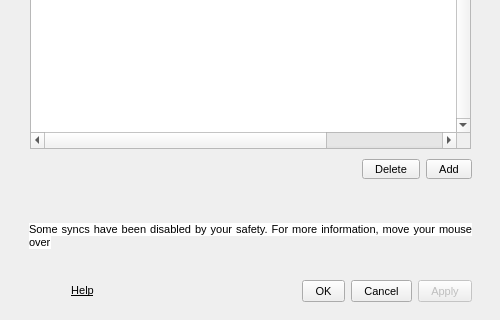
The window that src/MEGASync/gui/win/SettingsDialog.ui (meganz/MEGAsync) describes before a commit, drawn with Qt 5; both pictures show x 0 to 500 and y 280 to 600 of the 500 by 600 pixel window.
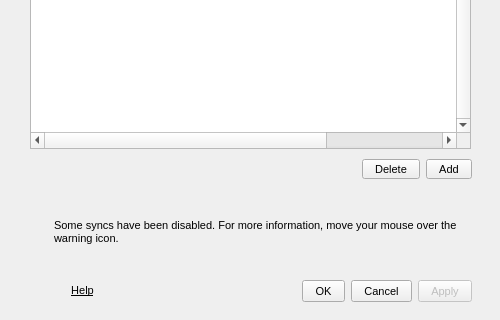
The same window after the commit. The open tabs and pages were chosen to show the change. Icons and pictures are not drawn. Custom widgets are drawn as their Qt base class.

Commit message: Change layout for warning icon and error message at syncs tab

What changed in the file:
```diff
--- a/src/MEGASync/gui/win/SettingsDialog.ui
+++ b/src/MEGASync/gui/win/SettingsDialog.ui
@@ -2431,20 +2431,96 @@
                <widget class="QWidget" name="pSyncsDisabled">
                 <layout class="QHBoxLayout" name="horizontalLayout_34">
                  <property name="spacing">
-                  <number>1</number>
+                  <number>3</number>
                  </property>
                  <property name="leftMargin">
-                  <number>0</number>
+                  <number>6</number>
                  </property>
                  <property name="topMargin">
                   <number>0</number>
                  </property>
                  <property name="rightMargin">
-                  <number>0</number>
+                  <number>6</number>
                  </property>
                  <property name="bottomMargin">
                   <number>0</number>
                  </property>
+                 <item>
+                  <widget class="QWidget" name="wWarningIco" native="true">
+                   <property name="minimumSize">
+                    <size>
+                     <width>16</width>
+                     <height>0</height>
+                    </size>
+                   </property>
+                   <property name="maximumSize">
+                    <size>
+                     <width>16</width>
+                     <height>16777215</height>
+                    </size>
+                   </property>
+                   <layout class="QVBoxLayout" name="verticalLayout_20">
+                    <property name="spacing">
+                     <number>0</number>
+                    </property>
+                    <property name="leftMargin">
+                     <number>0</number>
+                    </property>
+                    <property name="topMargin">
+                     <number>0</number>
+                    </property>
+                    <property name="rightMargin">
+                     <number>0</number>
+                    </property>
+                    <property name="bottomMargin">
+                     <number>0</number>
+                    </property>
+                    <item>
+                     <widget class="QToolButton" name="bWarningIco">
+                      <property name="minimumSize">
+                       <size>
+                        <width>16</width>
+                        <height>16</height>
+                       </size>
+                      </property>
+                      <property name="maximumSize">
+                       <size>
+                        <width>16</width>
+                        <height>16</height>
+                       </size>
+                      </property>
+                      <property name="styleSheet">
+                       <string notr="true">#bWarningIco
+{
+border: none;
+}</string>
+                      </property>
+                      <property name="text">
+                       <string/>
+                      </property>
+                      <property name="icon">
+                       <iconset>
+                        <normalon>:/images/ic_sync_warning.png</normalon>
+                       </iconset>
+                      </property>
+                     </widget>
+                    </item>
+                    <item>
+                     <spacer name="verticalSpacer_6">
+                      <property name="orientation">
+                       <enum>Qt::Vertical</enum>
+                      </property>
+                      <property name="sizeHint" stdset="0">
+                       <size>
+                        <width>13</width>
+                        <height>16</height>
+                       </size>
+                      </property>
+                     </spacer>
+                    </item>
+                   </layout>
+                  </widget>
+                 </item>
                  <item>
                   <widget class="QLabel" name="lDisabledSyncs">
                    <property name="sizePolicy">
@@ -2457,11 +2533,10 @@
                     <string notr="true"/>
                    </property>
                    <property name="text">
-                    <string>&lt;p align=&quot;justify&quot;&gt;&lt;span style=&quot;background-color: white; vertical-align: middle;&quot;&gt;Some syncs have been disabled by your safety. For more information, move your mouse over&lt;/span&gt;&lt;span&gt;&lt;img src=&quot;:/images/ic_sync_warning.png&quot;  style=&quot;vertical-align:middle;&quot;/&gt;&lt;/span&gt;&lt;/p&gt;
-</string>
+                    <string>Some syncs have been disabled. For more information, move your mouse over the warning icon.</string>
                    </property>
                    <property name="alignment">
-                    <set>Qt::AlignCenter</set>
+                    <set>Qt::AlignLeading|Qt::AlignLeft|Qt::AlignTop</set>
                    </property>
                    <property name="wordWrap">
                     <bool>true</bool>
```
Left out of the diff: 2 changed lines with no effect on the pictures. The commit also changes 2 other files.
